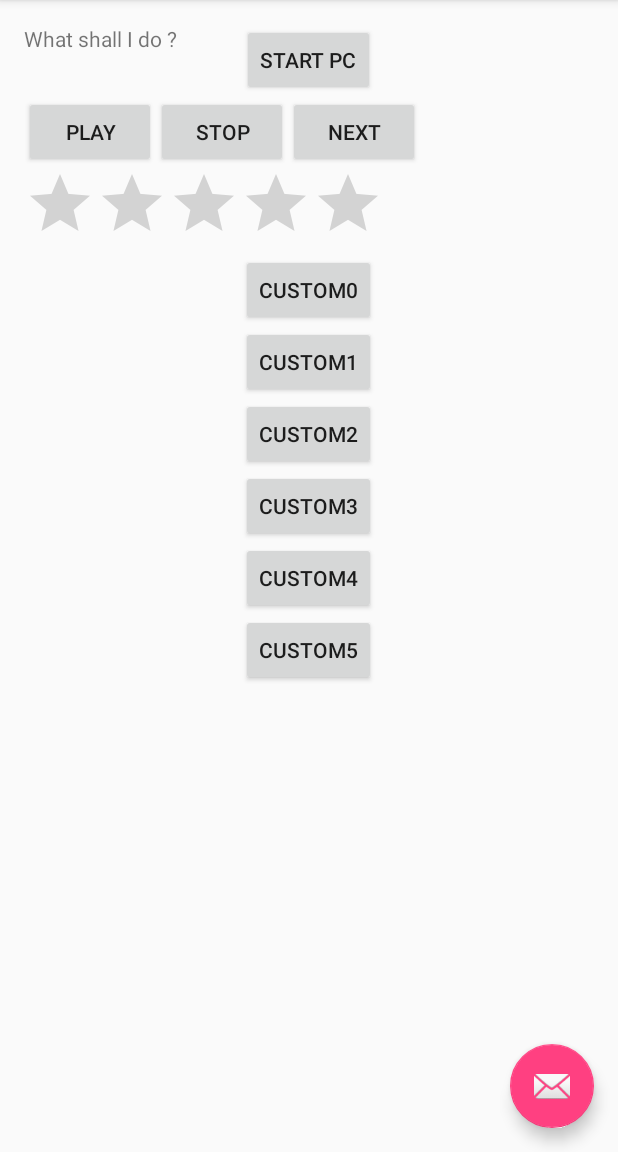
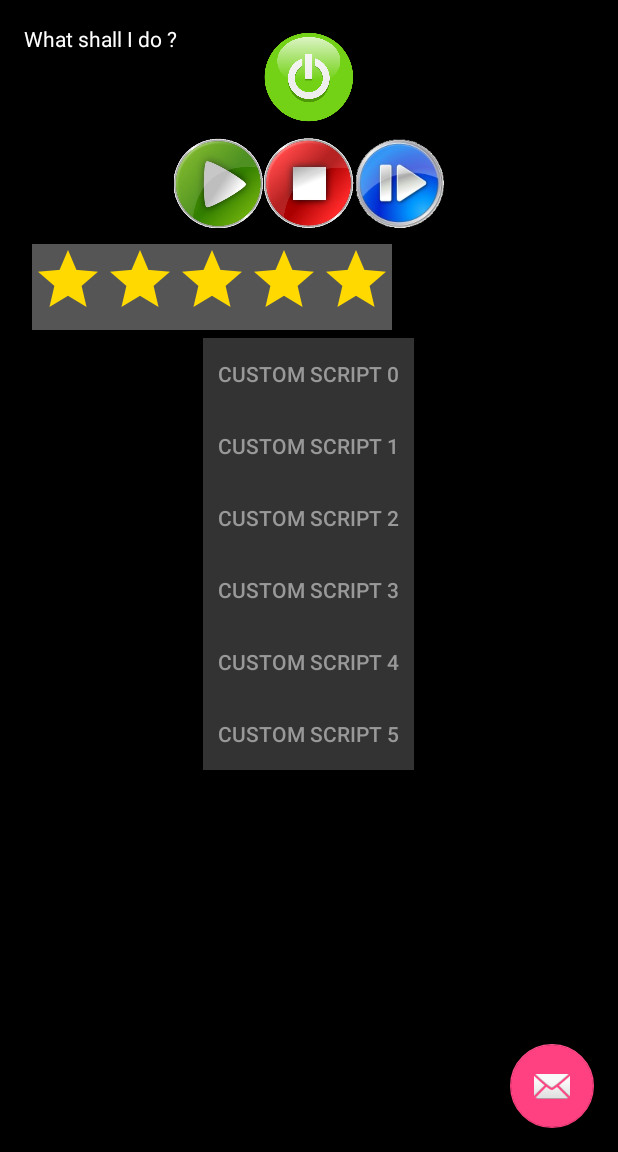
Before and after one commit to lerignoux/droid-control, an Android app: the screen it shows after launch (MainActivity), on a phone screen of 412 x 824 dp, the part 84-1236 px from its top. Run offline under Robolectric (Android 15) with nearby library versions, the phone set to English and light mode, and no system bars; libraries missing offline, so code that uses them is left out: com.jcraft.jsch.

Commit message:
Improving UI and script management

```diff
--- a/droid_control/src/main/AndroidManifest.xml
+++ b/droid_control/src/main/AndroidManifest.xml
@@ -7,7 +7,7 @@
 
     <application
         android:allowBackup="true"
-        android:icon="@mipmap/ic_launcher"
+        android:icon="@drawable/droid_control"
         android:label="@string/app_name"
         android:supportsRtl="true"
         android:theme="@style/AppTheme" >
--- a/droid_control/src/main/java/lerignoux/droid_control/MainActivity.java
+++ b/droid_control/src/main/java/lerignoux/droid_control/MainActivity.java
@@ -15,6 +15,8 @@ import android.util.Log;
 import android.view.View;
 import android.view.Menu;
 import android.view.MenuItem;
+import android.widget.RatingBar;
+import android.widget.TextView;
 
 import com.jcraft.jsch.Channel;
 import com.jcraft.jsch.ChannelExec;
@@ -52,6 +54,21 @@ public class MainActivity extends AppCompatActivity {
         });
         File ssh_dir = getFilesDir();
         savePrivateKey(ssh_dir);
+        addListenerOnRatingBar();
+    }
+
+    public void addListenerOnRatingBar() {
+
+        RatingBar ratingBar = (RatingBar) findViewById(R.id.ratingBar);
+
+        //if rating value is changed,
+        //display the current rating value in the result (textview) automatically
+        ratingBar.setOnRatingBarChangeListener(new RatingBar.OnRatingBarChangeListener() {
+            public void onRatingChanged(RatingBar ratingBar, float rating, boolean fromUser) {
+                String script = "bash control/rating.sh " + String.valueOf(rating);
+                scriptExec(script);
+            }
+        });
     }
 
     @Override
@@ -93,38 +110,38 @@ public class MainActivity extends AppCompatActivity {
         // Handle user click
         String script;
         switch (view.getId()) {
-            case R.id.start:
-                script = "bash start";
+            case R.id.power:
+                script = "bash control/power.sh";
                 break;
             case R.id.play:
-                script = "bash play";
+                script = "bash control/playpause.sh";
                 break;
             case R.id.stop:
-                script = "bash stop";
+                script = "bash control/stop.sh";
                 break;
             case R.id.next:
-                script = "bash next";
+                script = "bash control/next.sh";
                 break;
             case R.id.ratingBar:
-                script = "bash rank";
+                script = "bash control/rating.sh";
                 break;
             case R.id.custom0:
-                script = "bash custom0";
+                script = "bash control/custom_0.sh";
                 break;
             case R.id.custom1:
-                script = "bash custom1";
+                script = "bash control/v_up.sh";
                 break;
             case R.id.custom2:
-                script = "bash custom2";
+                script = "bash control/v_down.sh";
                 break;
             case R.id.custom3:
-                script = "bash custom3";
+                script = "bash control/custom_3.sh";
                 break;
             case R.id.custom4:
-                script = "bash custom4";
+                script = "bash control/custom_4.sh";
                 break;
             case R.id.custom5:
-                script = "bash custom5";
+                script = "bash control/custom_5.sh";
                 break;
             default:
                 script = "";
--- a/droid_control/src/main/res/layout/content_main.xml
+++ b/droid_control/src/main/res/layout/content_main.xml
@@ -7,11 +7,13 @@
     android:paddingTop="@dimen/activity_vertical_margin"
     android:paddingBottom="@dimen/activity_vertical_margin"
     app:layout_behavior="@string/appbar_scrolling_view_behavior"
-    tools:showIn="@layout/activity_main" tools:context="lerignoux.droid_control.MainActivity">
+    tools:showIn="@layout/activity_main" tools:context="lerignoux.droid_control.MainActivity"
+    android:background="#000000">
 
     <TextView android:text="What shall I do ?" android:layout_width="wrap_content"
         android:layout_height="wrap_content"
-        android:id="@+id/textView" />
+        android:id="@+id/textView"
+        android:textColor="#ffffff" />
 
     <LinearLayout
         android:orientation="vertical"
@@ -19,47 +21,67 @@
         android:layout_height="match_parent"
         android:layout_centerHorizontal="true"
         android:weightSum="1"
-        android:nestedScrollingEnabled="false"
-        android:onClick="onButtonClick">
+        android:nestedScrollingEnabled="false" >
 
-        <Button
-            android:layout_width="wrap_content"
-            android:layout_height="wrap_content"
+        <ImageButton
+            android:layout_width="60dp"
+            android:layout_height="60dp"
+            android:layout_margin="5dp"
+            android:padding="0dp"
             android:text="start PC"
-            android:id="@+id/start"
+            android:id="@+id/power"
             android:layout_gravity="center_horizontal"
-            android:onClick="startScript" />
+            android:onClick="startScript"
+            android:src="@drawable/power"
+            android:scaleType="fitCenter"
+            android:background="#000000"
+            android:clickable="true" />
 
         <LinearLayout
             android:orientation="horizontal"
-            android:layout_width="match_parent"
+            android:layout_width="wrap_content"
             android:layout_height="wrap_content"
-            android:layout_gravity="center_horizontal">
+            android:layout_gravity="center_horizontal"
+            android:layout_margin="5dp">
 
-            <Button
-                android:layout_width="wrap_content"
-                android:layout_height="wrap_content"
+            <ImageButton
+                android:layout_width="60dp"
+                android:layout_height="60dp"
+                android:layout_margin="0dp"
+                android:padding="0dp"
                 android:text="play"
                 android:id="@+id/play"
                 android:layout_gravity="center_horizontal"
-                android:onClick="onButtonClick" />
+                android:onClick="startScript"
+                android:src="@drawable/play"
+                android:scaleType="fitCenter"
+                android:background="#000000" />
 
-            <Button
-                android:layout_width="wrap_content"
-                android:layout_height="wrap_content"
+            <ImageButton
+                android:layout_width="60dp"
+                android:layout_height="60dp"
+                android:layout_margin="0dp"
+                android:padding="0dp"
                 android:text="stop"
                 android:id="@+id/stop"
                 android:layout_gravity="center_horizontal"
-                android:onClick="onButtonClick" />
+                android:onClick="startScript"
+                android:src="@drawable/stop"
+                android:scaleType="fitCenter"
+                android:background="#000000" />
 
-            <Button
-                android:layout_width="wrap_content"
-                android:layout_height="wrap_content"
+            <ImageButton
+                android:layout_width="60dp"
+                android:layout_height="60dp"
+                android:layout_margin="0dp"
+                android:padding="0dp"
                 android:text="next"
                 android:id="@+id/next"
-                android:layout_gravity="center_horizontal"
                 android:nestedScrollingEnabled="false"
-                android:onClick="onButtonClick" />
+                android:onClick="startScript"
+                android:src="@drawable/next"
+                android:scaleType="fitCenter"
+                android:background="#000000" />
         </LinearLayout>
 
         <LinearLayout
@@ -71,58 +93,109 @@
             <RatingBar
                 android:layout_width="wrap_content"
                 android:layout_height="wrap_content"
-                android:id="@+id/ratingBar" />
+                android:id="@+id/ratingBar"
+                android:layout_margin="5dp"
+                android:numStars="5"
+                android:rating="0"
+                android:progressTint="#ffd900"
+                android:focusableInTouchMode="false"
+                android:clickable="false"
+                android:layout_gravity="center"
+                android:background="#555555"
+                android:progressBackgroundTint="#ffd900"
+                android:foregroundTint="#ffd900" />
 
         </LinearLayout>
 
         <Button
             android:layout_width="wrap_content"
             android:layout_height="wrap_content"
-            android:text="custom0"
+            android:text="Custom script 0"
             android:id="@+id/custom0"
             android:layout_gravity="center_horizontal"
-            android:onClick="onButtonClick"
-            android:nestedScrollingEnabled="true" />
+            android:onClick="startScript"
+            android:nestedScrollingEnabled="true"
+            android:background="#111111"
+            android:backgroundTint="#222"
+            android:backgroundTintMode="add"
+            android:padding="10dp"
+            android:singleLine="false"
+            android:textColor="#999999" />
 
         <Button
             android:layout_width="wrap_content"
             android:layout_height="wrap_content"
-            android:text="custom1"
+            android:text="Custom script 1"
             android:id="@+id/custom1"
             android:layout_gravity="center_horizontal"
-            android:onClick="onButtonClick" />
+            android:onClick="startScript"
+            android:nestedScrollingEnabled="true"
+            android:background="#111111"
+            android:backgroundTint="#222"
+            android:backgroundTintMode="add"
+            android:padding="10dp"
+            android:singleLine="false"
+            android:textColor="#999999" />
 
         <Button
             android:layout_width="wrap_content"
             android:layout_height="wrap_content"
-            android:text="custom2"
+            android:text="Custom script 2"
             android:id="@+id/custom2"
             android:layout_gravity="center_horizontal"
-            android:onClick="onButtonClick" />
+            android:onClick="startScript"
+            android:nestedScrollingEnabled="true"
+            android:background="#111111"
+            android:backgroundTint="#222"
+            android:backgroundTintMode="add"
+            android:padding="10dp"
+            android:singleLine="false"
+            android:textColor="#999999" />
 
         <Button
             android:layout_width="wrap_content"
             android:layout_height="wrap_content"
-            android:text="custom3"
+            android:text="Custom script 3"
             android:id="@+id/custom3"
             android:layout_gravity="center_horizontal"
-            android:onClick="onButtonClick" />
+            android:onClick="startScript"
+            android:nestedScrollingEnabled="true"
+            android:background="#111111"
+            android:backgroundTint="#222"
+            android:backgroundTintMode="add"
+            android:padding="10dp"
+            android:singleLine="false"
+            android:textColor="#999999" />
 
         <Button
             android:layout_width="wrap_content"
             android:layout_height="wrap_content"
-            android:text="custom4"
+            android:text="Custom script 4"
             android:id="@+id/custom4"
             android:layout_gravity="center_horizontal"
-            android:onClick="onButtonClick" />
+            android:onClick="startScript"
+            android:nestedScrollingEnabled="true"
+            android:background="#111111"
+            android:backgroundTint="#222"
+            android:backgroundTintMode="add"
+            android:padding="10dp"
+            android:singleLine="false"
+            android:textColor="#999999" />
 
         <Button
             android:layout_width="wrap_content"
             android:layout_height="wrap_content"
-            android:text="custom5"
+            android:text="Custom script 5"
             android:id="@+id/custom5"
             android:layout_gravity="center_horizontal"
-            android:onClick="onButtonClick" />
+            android:onClick="startScript"
+            android:nestedScrollingEnabled="true"
+            android:background="#111111"
+            android:backgroundTint="#222"
+            android:backgroundTintMode="add"
+            android:padding="10dp"
+            android:singleLine="false"
+            android:textColor="#999999" />
 
     </LinearLayout>
 </RelativeLayout>
```
Also changed, not shown: droid_control/src/main/res/drawable/droid_control.png (added), droid_control/src/main/res/drawable/next.png (added), droid_control/src/main/res/drawable/pause.png (added), droid_control/src/main/res/drawable/play.png (added), droid_control/src/main/res/drawable/power.png (added), droid_control/src/main/res/drawable/screw.png (added), droid_control/src/main/res/drawable/stop.png (added), droid_control/src/main/res/drawable/v_down.png (added), droid_control/src/main/res/drawable/v_up.png (added).
